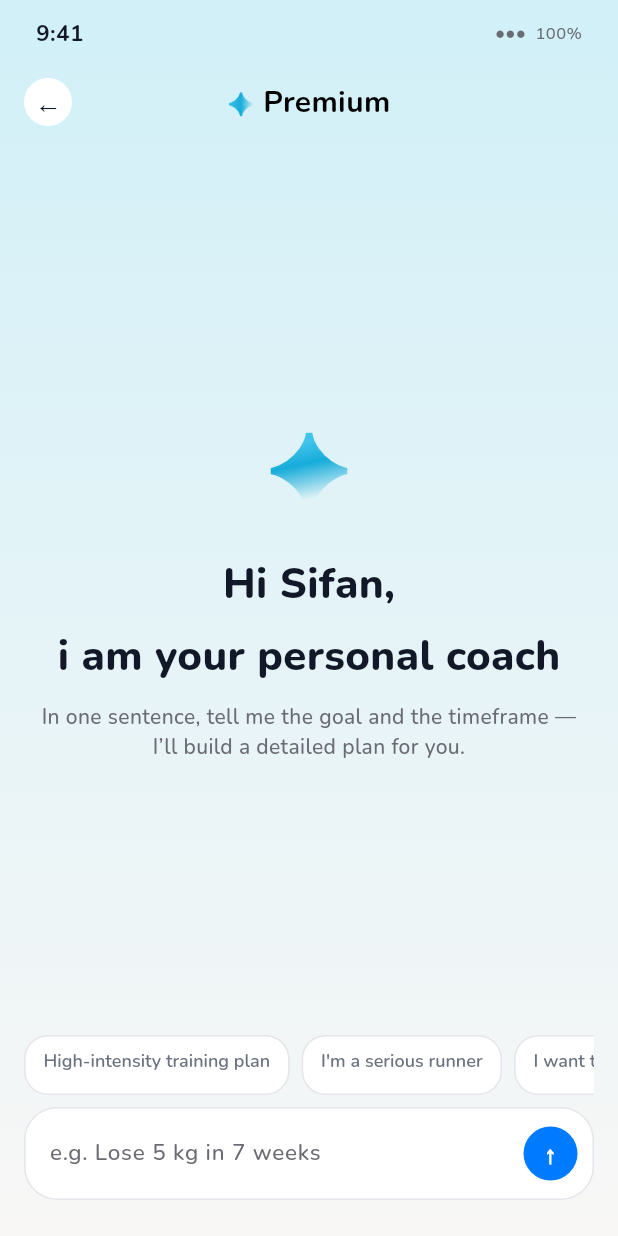
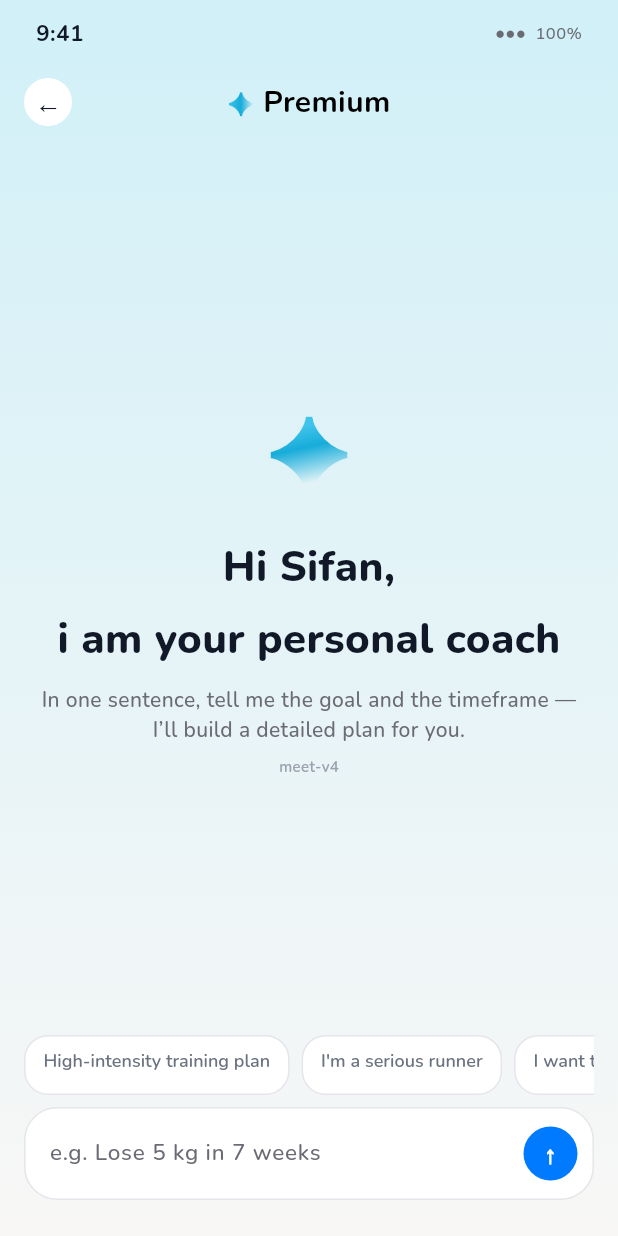
Before and after one commit to 446500261psf/portfolio, a Flutter app: the screen it shows after launch, on a phone screen of 412 x 824 dp. Run offline on Flutter 3.47's test engine with Material 3 defaults, Android fonts, the phone set to English and light mode, and no system bars; our stand-ins replace google_fonts.

Commit message:
fix(flutter): force-full Meet greeting (meet-v4)
Replace width-clip typewriter with stateful character reveal and a
hard finalize so titles always end as full strings. Show meet-v4
marker so users can confirm they pulled the new build.

Co-authored-by: 446500261psf <446500261psf@users.noreply.github.com>

```diff
--- a/apps/health_shell/lib/coach/ai_plan_coach_meet.dart
+++ b/apps/health_shell/lib/coach/ai_plan_coach_meet.dart
@@ -1,19 +1,22 @@
-import 'dart:math' as math;
+import 'dart:async';
 
 import 'package:flutter/material.dart';
 import 'package:google_fonts/google_fonts.dart';
 
-/// Pixel-closer Flutter port of Figma
-/// `AiPlanCoach · Meet · Intro Motion` (`133:728`).
+/// Flutter port of Figma `AiPlanCoach · Meet · Intro Motion` (`133:728`).
+///
+/// Build marker: if you still see clipped "Hi" / "i am your personal",
+/// you are not running this revision — pull + flutter clean + rerun.
 class AiPlanCoachMeetPage extends StatefulWidget {
   const AiPlanCoachMeetPage({super.key});
+
+  static const buildMarker = 'meet-v4';
 
   @override
   State<AiPlanCoachMeetPage> createState() => _AiPlanCoachMeetPageState();
 }
 
-class _AiPlanCoachMeetPageState extends State<AiPlanCoachMeetPage>
-    with SingleTickerProviderStateMixin {
+class _AiPlanCoachMeetPageState extends State<AiPlanCoachMeetPage> {
   static const _chips = <String>[
     'High-intensity training plan',
     "I'm a serious runner",
@@ -22,56 +25,125 @@ class _AiPlanCoachMeetPageState extends State<AiPlanCoachMeetPage>
     'Build an exercise habit',
   ];
 
-  static const _duration = Duration(milliseconds: 4400);
+  static const _hiFull = 'Hi Sifan,';
+  static const _coachFull = 'i am your personal coach';
+  static const _tipFull =
+      'In one sentence, tell me the goal and the timeframe — I’ll build a detailed plan for you.';
 
-  late final AnimationController _timeline;
   final _focus = FocusNode();
   final _controller = TextEditingController();
 
+  double _starOpacity = 0;
+  double _starDy = 28;
+  String _hi = '';
+  String _coach = '';
+  double _tipOpacity = 0;
+  double _tipDy = 18;
+  double _chromeOpacity = 0;
+  double _chromeDy = 12;
+
   bool _showChips = true;
   bool _greetingVisible = true;
+  bool _introDone = false;
 
-  // Timeline fractions from Figma motion (4.4s)
-  static const _starEnd = 0.125; // 550ms
-  static const _hiStart = 0.14773; // ~650ms
-  static const _hiEnd = 0.32955; // ~1450ms
-  static const _coachStart = 0.35227; // ~1550ms
-  static const _coachEnd = 0.57955; // ~2550ms
-  static const _tipStart = 0.60227; // ~2650ms
-  static const _tipEnd = 0.73864; // ~3250ms
-  static const _chromeStart = 0.76136; // ~3350ms
-  static const _chromeEnd = 0.89773; // ~3950ms
+  final _timers = <Timer>[];
 
   @override
   void initState() {
     super.initState();
-    _timeline = AnimationController(vsync: this, duration: _duration)
-      ..forward();
     _focus.addListener(() {
-      if (!_focus.hasFocus || _timeline.value < _chromeEnd) return;
+      if (!_focus.hasFocus || !_introDone) return;
       setState(() {
         _showChips = false;
         _greetingVisible = false;
       });
     });
+    _runIntro();
+  }
+
+  void _later(int ms, VoidCallback fn) {
+    _timers.add(Timer(Duration(milliseconds: ms), () {
+      if (!mounted) return;
+      fn();
+    }));
+  }
+
+  Future<void> _runIntro() async {
+    // 0–550ms: star rise
+    _later(16, () {
+      setState(() {
+        _starOpacity = 1;
+        _starDy = 0;
+      });
+    });
+
+    // 650–1450ms: type "Hi Sifan,"
+    _later(650, () => _typeInto(_hiFull, (v) => setState(() => _hi = v), 800));
+
+    // 1550–2550ms: type coach line
+    _later(1550, () {
+      _typeInto(_coachFull, (v) => setState(() => _coach = v), 1000);
+    });
+
+    // 2650–3250ms: tip
+    _later(2650, () {
+      setState(() {
+        _tipOpacity = 1;
+        _tipDy = 0;
+      });
+    });
+
+    // 3350–3950ms: chrome
+    _later(3350, () {
+      setState(() {
+        _chromeOpacity = 1;
+        _chromeDy = 0;
+      });
+    });
+
+    // Hard finalize — never leave truncated copy on screen.
+    _later(4000, () {
+      setState(() {
+        _hi = _hiFull;
+        _coach = _coachFull;
+        _starOpacity = 1;
+        _starDy = 0;
+        _tipOpacity = 1;
+        _tipDy = 0;
+        _chromeOpacity = 1;
+        _chromeDy = 0;
+        _introDone = true;
+      });
+    });
+  }
+
+  void _typeInto(String full, ValueChanged<String> set, int ms) {
+    if (full.isEmpty) return;
+    final step = (ms / full.length).ceil().clamp(16, 80);
+    for (var i = 1; i <= full.length; i++) {
+      _later((i - 1) * step, () => set(full.substring(0, i)));
+    }
   }
 
   @override
   void dispose() {
-    _timeline.dispose();
+    for (final t in _timers) {
+      t.cancel();
+    }
     _focus.dispose();
     _controller.dispose();
     super.dispose();
   }
 
-  double _seg(double t, double a, double b) {
-    if (t <= a) return 0;
-    if (t >= b) return 1;
-    return Curves.easeOut.transform((t - a) / (b - a));
-  }
-
   @override
   Widget build(BuildContext context) {
+    final titleStyle = GoogleFonts.nunito(
+      fontSize: 28,
+      fontWeight: FontWeight.w800,
+      color: const Color(0xFF111827),
+      height: 1.3,
+    );
+
     return Scaffold(
       resizeToAvoidBottomInset: true,
       body: DecoratedBox(
@@ -83,33 +155,24 @@ class _AiPlanCoachMeetPageState extends State<AiPlanCoachMeetPage>
           ),
         ),
         child: SafeArea(
-          child: AnimatedBuilder(
-            animation: _timeline,
-            builder: (context, _) {
-              final t = _timeline.value;
-              final star = _seg(t, 0, _starEnd);
-              final hi = _seg(t, _hiStart, _hiEnd);
-              final coach = _seg(t, _coachStart, _coachEnd);
-              final tip = _seg(t, _tipStart, _tipEnd);
-              final chrome = _seg(t, _chromeStart, _chromeEnd);
-
-              return Column(
+          child: Column(
             children: [
               const _StatusBar(),
-                  _TopBar(opacity: chrome, dy: 12 * (1 - chrome)),
+              AnimatedOpacity(
+                duration: const Duration(milliseconds: 400),
+                opacity: _chromeOpacity,
+                child: Transform.translate(
+                  offset: Offset(0, _chromeDy),
+                  child: const _TopBar(),
+                ),
+              ),
               Expanded(
                 child: AnimatedOpacity(
                   duration: const Duration(milliseconds: 180),
                   opacity: _greetingVisible ? 1 : 0,
-                      child: AnimatedSlide(
-                        duration: const Duration(milliseconds: 180),
-                        offset: _greetingVisible
-                            ? Offset.zero
-                            : const Offset(0, -0.06),
                   child: LayoutBuilder(
                     builder: (context, constraints) {
                       return SingleChildScrollView(
-                              physics: const ClampingScrollPhysics(),
                         child: ConstrainedBox(
                           constraints: BoxConstraints(
                             minHeight: constraints.maxHeight,
@@ -122,10 +185,11 @@ class _AiPlanCoachMeetPageState extends State<AiPlanCoachMeetPage>
                             child: Column(
                               mainAxisAlignment: MainAxisAlignment.center,
                               children: [
-                                      Opacity(
-                                        opacity: star,
+                                AnimatedOpacity(
+                                  duration: const Duration(milliseconds: 450),
+                                  opacity: _starOpacity,
                                   child: Transform.translate(
-                                          offset: Offset(0, 28 * (1 - star)),
+                                    offset: Offset(0, _starDy),
                                     child: Padding(
                                       padding: const EdgeInsets.all(8),
                                       child: ShaderMask(
@@ -154,36 +218,25 @@ class _AiPlanCoachMeetPageState extends State<AiPlanCoachMeetPage>
                                   ),
                                 ),
                                 const SizedBox(height: 16),
-                                      _TypeReveal(
-                                        text: 'Hi Sifan,',
-                                        progress: hi,
-                                        visible: t >= _hiStart,
-                                        style: GoogleFonts.nunito(
-                                          fontSize: 28,
-                                          fontWeight: FontWeight.w800,
-                                          color: const Color(0xFF111827),
-                                          height: 1.3,
-                                        ),
+                                Text(
+                                  _hi.isEmpty ? ' ' : _hi,
+                                  textAlign: TextAlign.center,
+                                  style: titleStyle,
                                 ),
                                 const SizedBox(height: 12),
-                                      _TypeReveal(
-                                        text: 'i am your personal coach',
-                                        progress: coach,
-                                        visible: t >= _coachStart,
-                                        style: GoogleFonts.nunito(
-                                          fontSize: 28,
-                                          fontWeight: FontWeight.w800,
-                                          color: const Color(0xFF111827),
-                                          height: 1.3,
-                                        ),
+                                Text(
+                                  _coach.isEmpty ? ' ' : _coach,
+                                  textAlign: TextAlign.center,
+                                  style: titleStyle,
                                 ),
                                 const SizedBox(height: 12),
-                                      Opacity(
-                                        opacity: tip,
+                                AnimatedOpacity(
+                                  duration: const Duration(milliseconds: 500),
+                                  opacity: _tipOpacity,
                                   child: Transform.translate(
-                                          offset: Offset(0, 18 * (1 - tip)),
+                                    offset: Offset(0, _tipDy),
                                     child: Text(
-                                            'In one sentence, tell me the goal and the timeframe — I’ll build a detailed plan for you.',
+                                      _tipFull,
                                       textAlign: TextAlign.center,
                                       style: GoogleFonts.nunito(
                                         fontSize: 14,
@@ -192,6 +245,15 @@ class _AiPlanCoachMeetPageState extends State<AiPlanCoachMeetPage>
                                         color: const Color(0xFF6B6B73),
                                       ),
                                     ),
+                                  ),
+                                ),
+                                const SizedBox(height: 8),
+                                Text(
+                                  AiPlanCoachMeetPage.buildMarker,
+                                  style: GoogleFonts.nunito(
+                                    fontSize: 10,
+                                    fontWeight: FontWeight.w600,
+                                    color: const Color(0xFF9CA3AF),
                                   ),
                                 ),
                               ],
@@ -203,11 +265,11 @@ class _AiPlanCoachMeetPageState extends State<AiPlanCoachMeetPage>
                   ),
                 ),
               ),
-                  ),
-                  Opacity(
-                    opacity: chrome,
+              AnimatedOpacity(
+                duration: const Duration(milliseconds: 400),
+                opacity: _chromeOpacity,
                 child: Transform.translate(
-                      offset: Offset(0, 12 * (1 - chrome)),
+                  offset: Offset(0, _chromeDy),
                   child: _Composer(
                     chips: _chips,
                     showChips: _showChips,
@@ -217,8 +279,6 @@ class _AiPlanCoachMeetPageState extends State<AiPlanCoachMeetPage>
                 ),
               ),
             ],
-              );
-            },
           ),
         ),
       ),
@@ -262,18 +322,11 @@ class _StatusBar extends StatelessWidget {
 }
 
 class _TopBar extends StatelessWidget {
-  const _TopBar({required this.opacity, required this.dy});
-
-  final double opacity;
-  final double dy;
+  const _TopBar();
 
   @override
   Widget build(BuildContext context) {
-    return Opacity(
-      opacity: opacity,
-      child: Transform.translate(
-        offset: Offset(0, dy),
-        child: SizedBox(
+    return SizedBox(
       height: 48,
       child: Padding(
         padding: const EdgeInsets.symmetric(horizontal: 16),
@@ -329,49 +382,6 @@ class _TopBar extends StatelessWidget {
             const Spacer(),
             const SizedBox(width: 32),
           ],
-            ),
-          ),
-        ),
-      ),
-    );
-  }
-}
-
-/// Character reveal typewriter — avoids fixed Figma widths that clip
-/// when the runtime font (Nunito) is wider than SF Compact Rounded.
-class _TypeReveal extends StatelessWidget {
-  const _TypeReveal({
-    required this.text,
-    required this.progress,
-    required this.visible,
-    required this.style,
-  });
-
-  final String text;
-  final double progress;
-  final bool visible;
-  final TextStyle style;
-
-  @override
-  Widget build(BuildContext context) {
-    final count = visible
-        ? math.max(1, (text.length * progress.clamp(0.0, 1.0)).ceil())
-        : 0;
-    final shown = visible ? text.substring(0, count.clamp(0, text.length)) : '';
-
-    return Opacity(
-      opacity: visible ? 1 : 0,
-      child: SizedBox(
-        width: double.infinity,
-        child: FittedBox(
-          fit: BoxFit.scaleDown,
-          child: Text(
-            shown.isEmpty ? ' ' : shown,
-            textAlign: TextAlign.center,
-            maxLines: 1,
-            softWrap: false,
-            style: style,
-          ),
         ),
       ),
     );
```
Also changed, not shown: 1 other file. Lines whose indentation alone changed are shown as unchanged.
